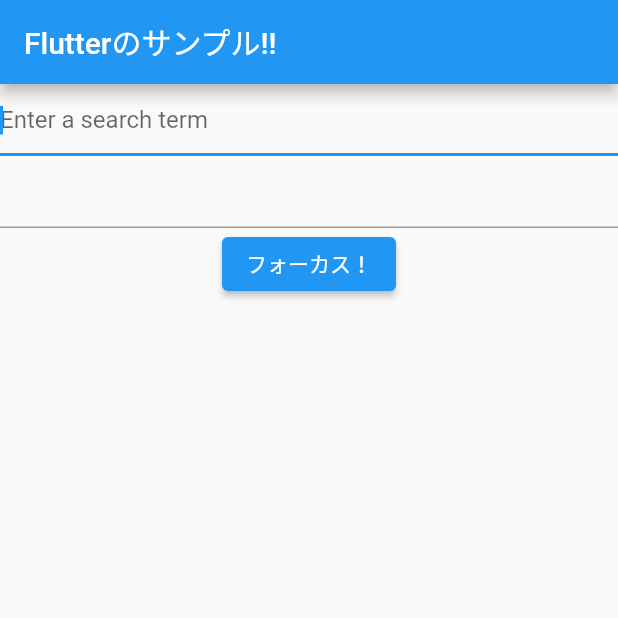
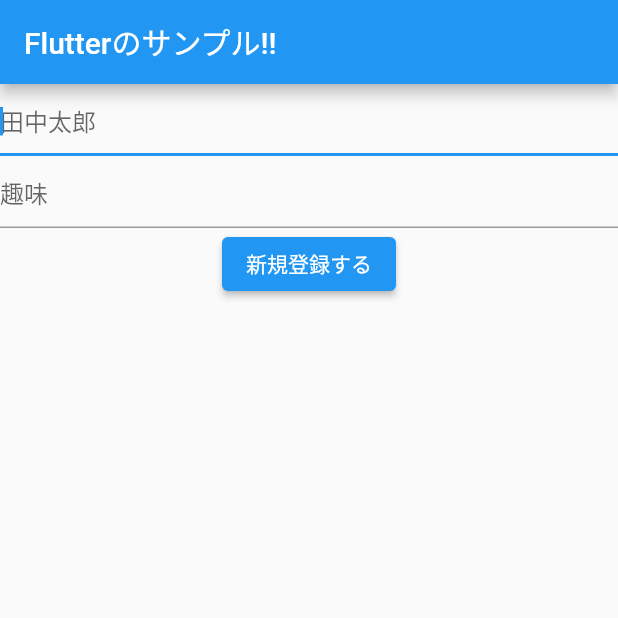
Before and after one commit to Ka-zu-ma/FlutterSample, a Flutter app: the screen it shows after launch, on a phone screen of 412 x 824 dp, the top half of it. Run offline on Flutter 3.47's test engine with Material 2 defaults, Android fonts, the phone set to English and light mode, and no system bars.

Commit message:
ボタン押下時にダイアログにTextFiledで入力した値が表示される処理

```diff
--- a/flutter_sample/lib/main.dart
+++ b/flutter_sample/lib/main.dart
@@ -42,6 +42,10 @@ class _MyHomePageState extends State<MyHomePage> {
 
   final myFocusNode = FocusNode();
 
+  String name = '';
+
+  final myController = TextEditingController();
+
   @override
   Widget build(BuildContext context) {
     // This method is rerun every time setState is called, for instance as done
@@ -63,16 +67,34 @@ class _MyHomePageState extends State<MyHomePage> {
             TextField(
               autofocus: true,
               decoration: InputDecoration(
-                hintText: 'Enter a search term',
+                hintText: '田中太郎',
+              ),
+              onChanged: (text) {
+                name = text;
+              },
+            ),
+            TextField(
+              controller: myController,
+              focusNode: myFocusNode,
+              decoration: InputDecoration(
+                hintText: '趣味',
               ),
             ),
-            TextField(focusNode: myFocusNode,),
             ElevatedButton(
                 onPressed: (){
                   // TODO:フォーカスするためのコード
-                  myFocusNode.requestFocus();
+                  showDialog(
+                    context: context,
+                    builder: (context) {
+                      return AlertDialog(
+                        // Retrieve the text that the user has entered by using the
+                        // TextEditingController.
+                        content: Text(myController.text),
+                      );
+                    },
+                  );
                 },
-                child: Text('フォーカス！')
+                child: Text('新規登録する')
             )
           ],
         ),
```
